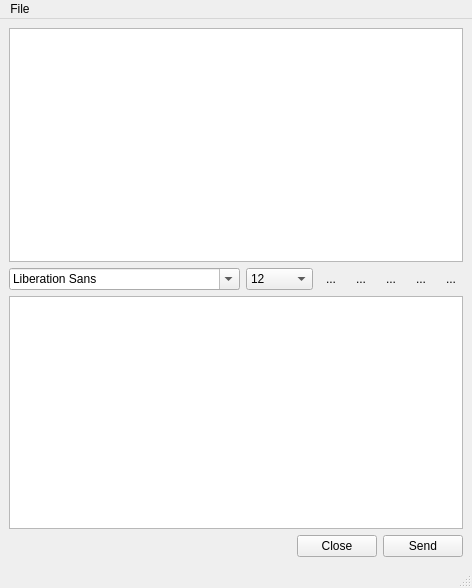
Above: ServiceChat/chatwindow.ui from 124327288/ChatClient before the change. Below: the same form after it.
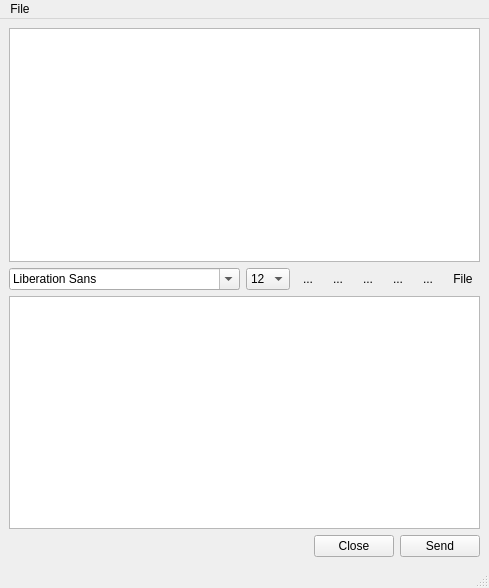
That is the form after the change. Icons and pictures are not drawn.

Diff of the .ui file:
```diff
--- a/ServiceChat/chatwindow.ui
+++ b/ServiceChat/chatwindow.ui
@@ -235,6 +235,16 @@
         </property>
        </widget>
       </item>
+      <item>
+       <widget class="QToolButton" name="fileToolButton">
+        <property name="text">
+         <string>File</string>
+        </property>
+        <property name="autoRaise">
+         <bool>true</bool>
+        </property>
+       </widget>
+      </item>
      </layout>
     </item>
     <item>
```
Left out of the diff: 15 changed lines with no effect on the pictures.
